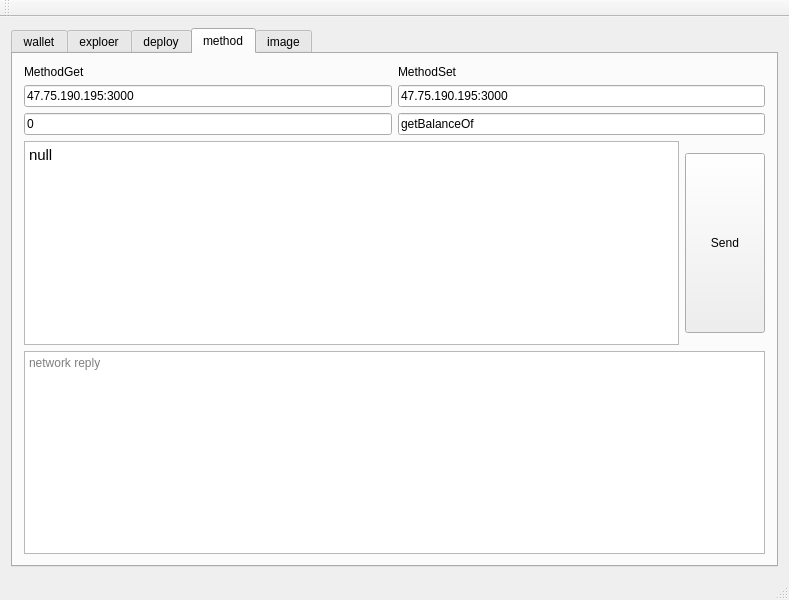
Qt form MainWindow.ui (t2dk49580/OriginWallet) before a commit.
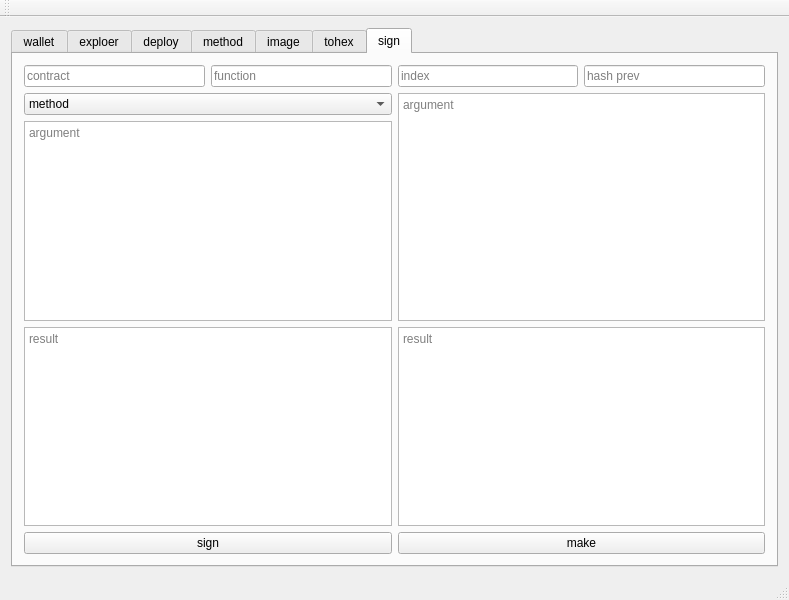
The same form after that commit.

Commit message: add tohex and sign, make function

The edit to the form file:
```diff
--- a/MainWindow.ui
+++ b/MainWindow.ui
@@ -18,7 +18,7 @@
     <item row="0" column="0">
      <widget class="QTabWidget" name="tabWidget">
       <property name="currentIndex">
-       <number>3</number>
+       <number>6</number>
       </property>
       <widget class="QWidget" name="tab_2">
        <attribute name="title">
@@ -671,6 +671,125 @@
         </item>
        </layout>
       </widget>
+      <widget class="QWidget" name="tab_6">
+       <attribute name="title">
+        <string>tohex</string>
+       </attribute>
+       <layout class="QGridLayout" name="gridLayout_7">
+        <item row="0" column="0">
+         <widget class="QTextEdit" name="te_string">
+          <property name="html">
+           <string>&lt;!DOCTYPE HTML PUBLIC &quot;-//W3C//DTD HTML 4.0//EN&quot; &quot;http://www.w3.org/TR/REC-html40/strict.dtd&quot;&gt;
+&lt;html&gt;&lt;head&gt;&lt;meta name=&quot;qrichtext&quot; content=&quot;1&quot; /&gt;&lt;style type=&quot;text/css&quot;&gt;
+p, li { white-space: pre-wrap; }
+&lt;/style&gt;&lt;/head&gt;&lt;body style=&quot; font-family:'Ubuntu'; font-size:11pt; font-weight:400; font-style:normal;&quot;&gt;
+&lt;p style=&quot;-qt-paragraph-type:empty; margin-top:0px; margin-bottom:0px; margin-left:0px; margin-right:0px; -qt-block-indent:0; text-indent:0px;&quot;&gt;&lt;br /&gt;&lt;/p&gt;&lt;/body&gt;&lt;/html&gt;</string>
+          </property>
+         </widget>
+        </item>
+        <item row="0" column="1">
+         <widget class="QTextBrowser" name="te_hex"/>
+        </item>
+        <item row="1" column="0" colspan="2">
+         <widget class="QPushButton" name="pb_tohex">
+          <property name="text">
+           <string>toHex</string>
+          </property>
+         </widget>
+        </item>
+       </layout>
+      </widget>
+      <widget class="QWidget" name="tab_7">
+       <attribute name="title">
+        <string>sign</string>
+       </attribute>
+       <layout class="QGridLayout" name="gridLayout_8">
+        <item row="4" column="2" colspan="2">
+         <widget class="QPushButton" name="pb_make">
+          <property name="text">
+           <string>make</string>
+          </property>
+         </widget>
+        </item>
+        <item row="0" column="3">
+         <widget class="QLineEdit" name="make_le_hashprv">
+          <property name="placeholderText">
+           <string>hash prev</string>
+          </property>
+         </widget>
+        </item>
+        <item row="3" column="0" colspan="2">
+         <widget class="QTextBrowser" name="sign_tb_result">
+          <property name="placeholderText">
+           <string>result</string>
+          </property>
+         </widget>
+        </item>
+        <item row="3" column="2" colspan="2">
+         <widget class="QTextBrowser" name="make_tb_result">
+          <property name="placeholderText">
+           <string>result</string>
+          </property>
+         </widget>
+        </item>
+        <item row="2" column="0" colspan="2">
+         <widget class="QTextEdit" name="sign_te_arg">
+          <property name="placeholderText">
+           <string>argument</string>
+          </property>
+         </widget>
+        </item>
+        <item row="0" column="2">
+         <widget class="QLineEdit" name="make_le_index">
+          <property name="placeholderText">
+           <string>index</string>
+          </property>
+         </widget>
+        </item>
+        <item row="0" column="0">
+         <widget class="QLineEdit" name="sign_le_contract">
+          <property name="placeholderText">
+           <string>contract</string>
+          </property>
+         </widget>
+        </item>
+        <item row="4" column="0" colspan="2">
+         <widget class="QPushButton" name="pb_sign">
+          <property name="text">
+           <string>sign</string>
+          </property>
+         </widget>
+        </item>
+        <item row="0" column="1">
+         <widget class="QLineEdit" name="sign_le_method">
+          <property name="placeholderText">
+           <string>function</string>
+          </property>
+         </widget>
+        </item>
+        <item row="1" column="0" colspan="2">
+         <widget class="QComboBox" name="sign_cb_type">
+          <item>
+           <property name="text">
+            <string>method</string>
+           </property>
+          </item>
+          <item>
+           <property name="text">
+            <string>deploy</string>
+           </property>
+          </item>
+         </widget>
+        </item>
+        <item row="1" column="2" rowspan="2" colspan="2">
+         <widget class="QTextEdit" name="make_le_data">
+          <property name="placeholderText">
+           <string>argument</string>
+          </property>
+         </widget>
+        </item>
+       </layout>
+      </widget>
      </widget>
     </item>
    </layout>
```
The commit also changes 5 other files.
